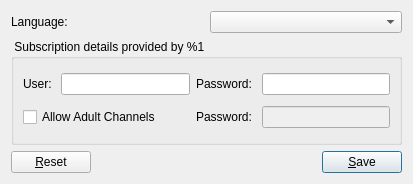
Old version of the form forms/qftsettings.ui in the repository code-google-com/vlc-record.
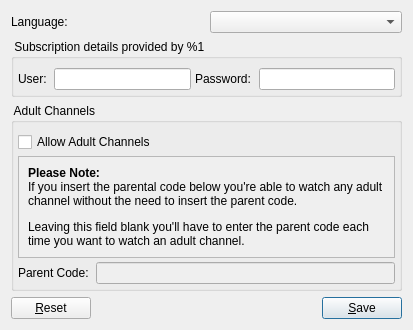
New version of the form.

Commit message: - new parental security system ready for test - too many changes to list ...

Diff of the .ui file:
```diff
--- a/forms/qftsettings.ui
+++ b/forms/qftsettings.ui
@@ -10,7 +10,7 @@
     <x>0</x>
     <y>0</y>
     <width>413</width>
-    <height>184</height>
+    <height>330</height>
    </rect>
   </property>
   <property name="windowTitle">
@@ -46,7 +46,29 @@
      <property name="title">
       <string> Subscription details provided by %1 </string>
      </property>
-     <layout class="QGridLayout" name="gridLayout_4">
+     <layout class="QGridLayout" name="gridLayout">
+      <property name="leftMargin">
+       <number>4</number>
+      </property>
+      <property name="topMargin">
+       <number>9</number>
+      </property>
+      <property name="rightMargin">
+       <number>4</number>
+      </property>
+      <property name="bottomMargin">
+       <number>4</number>
+      </property>
+      <property name="spacing">
+       <number>4</number>
+      </property>
+      <item row="0" column="2">
+       <widget class="QLabel" name="label_4">
+        <property name="text">
+         <string>Password: </string>
+        </property>
+       </widget>
+      </item>
       <item row="0" column="0">
        <widget class="QLabel" name="label_2">
         <property name="text">
@@ -54,16 +76,6 @@
         </property>
        </widget>
       </item>
-      <item row="0" column="1">
-       <widget class="QLineEdit" name="lineUsr"/>
-      </item>
-      <item row="0" column="2">
-       <widget class="QLabel" name="label_4">
-        <property name="text">
-         <string>Password: </string>
-        </property>
-       </widget>
-      </item>
       <item row="0" column="3">
        <widget class="QLineEdit" name="linePass">
         <property name="echoMode">
@@ -71,32 +83,89 @@
         </property>
        </widget>
       </item>
-      <item row="1" column="0" colspan="2">
+      <item row="0" column="1">
+       <widget class="QLineEdit" name="lineUsr"/>
+      </item>
+     </layout>
+    </widget>
+   </item>
+   <item>
+    <widget class="QGroupBox" name="groupBox_3">
+     <property name="title">
+      <string> Adult Channels </string>
+     </property>
+     <layout class="QVBoxLayout" name="verticalLayout_11">
+      <property name="spacing">
+       <number>4</number>
+      </property>
+      <property name="leftMargin">
+       <number>4</number>
+      </property>
+      <property name="topMargin">
+       <number>9</number>
+      </property>
+      <property name="rightMargin">
+       <number>4</number>
+      </property>
+      <property name="bottomMargin">
+       <number>4</number>
+      </property>
+      <item>
        <widget class="QCheckBox" name="checkAdult">
         <property name="text">
          <string>Allow Adult Channels</string>
         </property>
-        <property name="checked">
-         <bool>false</bool>
-        </property>
        </widget>
       </item>
-      <item row="1" column="2">
-       <widget class="QLabel" name="label_14">
-        <property name="text">
-         <string>Password: </string>
+      <item>
+       <widget class="QScrollArea" name="scrollArea_2">
+        <property name="widgetResizable">
+         <bool>true</bool>
         </property>
+        <widget class="QWidget" name="scrollAreaWidgetContents">
+         <property name="geometry">
+          <rect>
+           <x>0</x>
+           <y>0</y>
+           <width>361</width>
+           <height>149</height>
+          </rect>
+         </property>
+         <layout class="QVBoxLayout" name="verticalLayout_10">
+          <item>
+           <widget class="QLabel" name="label_23">
+            <property name="text">
+             <string>&lt;html&gt;&lt;head/&gt;&lt;body&gt;&lt;p&gt;&lt;span style=&quot; font-weight:600;&quot;&gt;Please Note:&lt;/span&gt;&lt;br/&gt;If you insert the parental code below you're able to watch any adult channel without the need to insert the parent code. &lt;/p&gt;&lt;p&gt;Leaving this field blank you'll have to enter the parent code each time you want to watch an adult channel.&lt;/p&gt;&lt;/body&gt;&lt;/html&gt;</string>
+            </property>
+            <property name="wordWrap">
+             <bool>true</bool>
+            </property>
+           </widget>
+          </item>
+         </layout>
+        </widget>
        </widget>
       </item>
-      <item row="1" column="3">
-       <widget class="QLineEdit" name="lineErosPass">
-        <property name="enabled">
-         <bool>false</bool>
-        </property>
-        <property name="echoMode">
-         <enum>QLineEdit::Password</enum>
-        </property>
-       </widget>
+      <item>
+       <layout class="QHBoxLayout" name="horizontalLayout_10">
+        <item>
+         <widget class="QLabel" name="label_14">
+          <property name="text">
+           <string>Parent Code: </string>
+          </property>
+         </widget>
+        </item>
+        <item>
+         <widget class="QLineEdit" name="lineErosPass">
+          <property name="enabled">
+           <bool>false</bool>
+          </property>
+          <property name="echoMode">
+           <enum>QLineEdit::Password</enum>
+          </property>
+         </widget>
+        </item>
+       </layout>
       </item>
      </layout>
     </widget>
```
Left out of the diff: 8 changed lines with no effect on the pictures. The commit also changes 17 other files.
